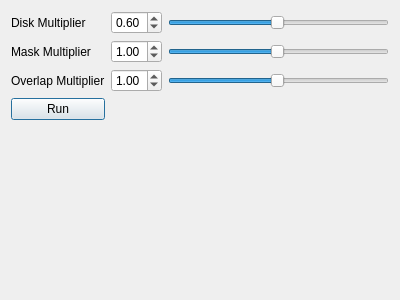
The window that arachnid/core/gui/pyui/AutoPickUI.ui (ezralanglois/arachnid) describes before a commit, drawn with Qt 5.
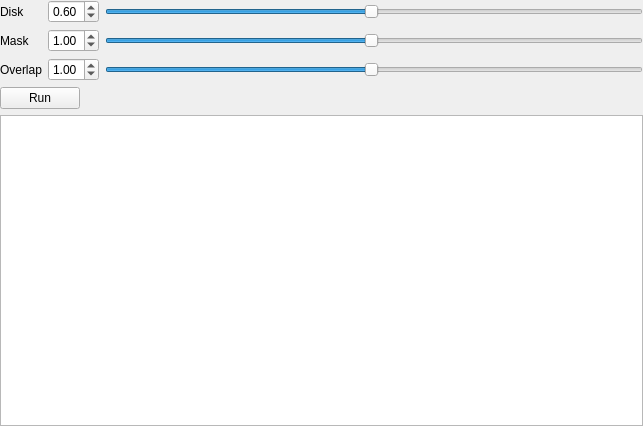
The same window after the commit. Icons and pictures are not drawn.

Commit message: Moved AutoPick controls from dialog to DockWidget Tab and added history table

The edit to the form file:
```diff
--- a/arachnid/core/gui/pyui/AutoPickUI.ui
+++ b/arachnid/core/gui/pyui/AutoPickUI.ui
@@ -1,43 +1,55 @@
 <?xml version="1.0" encoding="UTF-8"?>
 <ui version="4.0">
- <class>Dialog</class>
- <widget class="QDialog" name="Dialog">
+ <class>Form</class>
+ <widget class="QWidget" name="Form">
   <property name="geometry">
    <rect>
     <x>0</x>
     <y>0</y>
-    <width>400</width>
-    <height>300</height>
+    <width>643</width>
+    <height>426</height>
    </rect>
   </property>
   <property name="windowTitle">
    <string>AutoPick Controls</string>
   </property>
+  <layout class="QVBoxLayout" name="verticalLayout">
+   <property name="margin">
+    <number>0</number>
+   </property>
+   <item>
+    <widget class="QWidget" name="widget_4" native="true">
   <layout class="QGridLayout" name="gridLayout">
-   <item row="0" column="0">
-    <widget class="QLabel" name="label">
+      <property name="margin">
+       <number>0</number>
+      </property>
+      <item row="4" column="0">
+       <widget class="QLabel" name="label_7">
+        <property name="toolTip">
+         <string>Mask Multiplier (--mask-mult)</string>
+        </property>
      <property name="text">
-      <string>Disk Multiplier</string>
-     </property>
-    </widget>
-   </item>
-   <item row="0" column="1">
-    <widget class="QDoubleSpinBox" name="diskDoubleSpinBox">
-     <property name="minimum">
-      <double>0.010000000000000</double>
-     </property>
-     <property name="maximum">
-      <double>2.000000000000000</double>
-     </property>
-     <property name="singleStep">
-      <double>0.100000000000000</double>
-     </property>
-     <property name="value">
-      <double>0.600000000000000</double>
-     </property>
-    </widget>
-   </item>
-   <item row="0" column="2">
+         <string>Mask </string>
+        </property>
+        <property name="buddy">
+         <cstring>maskDoubleSpinBox</cstring>
+        </property>
+       </widget>
+      </item>
+      <item row="6" column="0">
+       <widget class="QLabel" name="label_9">
+        <property name="toolTip">
+         <string>Overlap Multiplier (--overlap-mult)</string>
+        </property>
+        <property name="text">
+         <string>Overlap</string>
+        </property>
+        <property name="buddy">
+         <cstring>overlapDoubleSpinBox</cstring>
+        </property>
+       </widget>
+      </item>
+      <item row="1" column="2">
     <widget class="QSlider" name="diskHorizontalSlider">
      <property name="minimum">
       <number>1</number>
@@ -56,11 +68,38 @@
    <item row="1" column="0">
     <widget class="QLabel" name="label_2">
      <property name="text">
-      <string>Mask Multiplier</string>
+         <string>Disk</string>
+        </property>
+        <property name="buddy">
+         <cstring>diskDoubleSpinBox</cstring>
      </property>
     </widget>
    </item>
    <item row="1" column="1">
+       <widget class="QDoubleSpinBox" name="diskDoubleSpinBox">
+        <property name="toolTip">
+         <string>Disk Multipler (--disk-mult)</string>
+        </property>
+        <property name="whatsThis">
+         <string>Disk Multipler (--disk-mult)
+
+This option controls the size of the smooth disk.</string>
+        </property>
+        <property name="minimum">
+         <double>0.010000000000000</double>
+        </property>
+        <property name="maximum">
+         <double>2.000000000000000</double>
+        </property>
+        <property name="singleStep">
+         <double>0.100000000000000</double>
+        </property>
+        <property name="value">
+         <double>0.600000000000000</double>
+        </property>
+       </widget>
+      </item>
+      <item row="4" column="1">
     <widget class="QDoubleSpinBox" name="maskDoubleSpinBox">
      <property name="minimum">
       <double>0.100000000000000</double>
@@ -76,30 +115,7 @@
      </property>
     </widget>
    </item>
-   <item row="1" column="2">
-    <widget class="QSlider" name="maskHorizontalSlider">
-     <property name="minimum">
-      <number>1</number>
-     </property>
-     <property name="maximum">
-      <number>100</number>
-     </property>
-     <property name="value">
-      <number>50</number>
-     </property>
-     <property name="orientation">
-      <enum>Qt::Horizontal</enum>
-     </property>
-    </widget>
-   </item>
-   <item row="2" column="0">
-    <widget class="QLabel" name="label_3">
-     <property name="text">
-      <string>Overlap Multiplier</string>
-     </property>
-    </widget>
-   </item>
-   <item row="2" column="1">
+      <item row="6" column="1">
     <widget class="QDoubleSpinBox" name="overlapDoubleSpinBox">
      <property name="minimum">
       <double>0.010000000000000</double>
@@ -115,7 +131,7 @@
      </property>
     </widget>
    </item>
-   <item row="2" column="2">
+      <item row="6" column="2">
     <widget class="QSlider" name="overlapHorizontalSlider">
      <property name="minimum">
       <number>1</number>
@@ -131,20 +147,40 @@
      </property>
     </widget>
    </item>
-   <item row="4" column="1">
-    <spacer name="verticalSpacer">
-     <property name="orientation">
-      <enum>Qt::Vertical</enum>
-     </property>
-     <property name="sizeHint" stdset="0">
-      <size>
-       <width>20</width>
-       <height>40</height>
-      </size>
-     </property>
-    </spacer>
-   </item>
-   <item row="3" column="0">
+      <item row="4" column="2">
+       <widget class="QSlider" name="maskHorizontalSlider">
+        <property name="toolTip">
+         <string>Mask Multiplier (--mask-mult)</string>
+        </property>
+        <property name="whatsThis">
+         <string>Mask Multiplier (--mask-mult)
+
+This option controls the size of the particle boundary mask.</string>
+        </property>
+        <property name="minimum">
+         <number>1</number>
+        </property>
+        <property name="maximum">
+         <number>100</number>
+        </property>
+        <property name="value">
+         <number>50</number>
+        </property>
+        <property name="orientation">
+         <enum>Qt::Horizontal</enum>
+        </property>
+       </widget>
+      </item>
+     </layout>
+    </widget>
+   </item>
+   <item>
+    <widget class="QWidget" name="widget_5" native="true">
+     <layout class="QHBoxLayout" name="horizontalLayout_3">
+      <property name="margin">
+       <number>0</number>
+      </property>
+      <item>
     <widget class="QPushButton" name="runPushButton">
      <property name="text">
       <string>Run</string>
@@ -152,6 +188,42 @@
      <property name="icon">
       <iconset resource="../../../../docs/images/icons/icons.qrc">
        <normaloff>:/mini/mini/control_play_blue.png</normaloff>:/mini/mini/control_play_blue.png</iconset>
+        </property>
+       </widget>
+      </item>
+      <item>
+       <spacer name="horizontalSpacer">
+        <property name="orientation">
+         <enum>Qt::Horizontal</enum>
+        </property>
+        <property name="sizeHint" stdset="0">
+         <size>
+          <width>40</width>
+          <height>20</height>
+         </size>
+        </property>
+       </spacer>
+      </item>
+     </layout>
+    </widget>
+   </item>
+   <item>
+    <widget class="QTableView" name="autopickHistoryTableView">
+     <property name="toolTip">
+      <string>History of each run</string>
+     </property>
+     <property name="whatsThis">
+      <string>&lt;!DOCTYPE HTML PUBLIC &quot;-//W3C//DTD HTML 4.0//EN&quot; &quot;http://www.w3.org/TR/REC-html40/strict.dtd&quot;&gt;
+&lt;html&gt;&lt;head&gt;&lt;meta name=&quot;qrichtext&quot; content=&quot;1&quot; /&gt;&lt;style type=&quot;text/css&quot;&gt;
+p, li { white-space: pre-wrap; }
+&lt;/style&gt;&lt;/head&gt;&lt;body style=&quot; font-family:'Lucida Grande'; font-size:13pt; font-weight:400; font-style:normal;&quot;&gt;
+&lt;p style=&quot; margin-top:0px; margin-bottom:0px; margin-left:0px; margin-right:0px; -qt-block-indent:0; text-indent:0px;&quot;&gt;&lt;span style=&quot; text-decoration: underline;&quot;&gt;AutoPick History&lt;/span&gt;&lt;/p&gt;
+&lt;p style=&quot;-qt-paragraph-type:empty; margin-top:0px; margin-bottom:0px; margin-left:0px; margin-right:0px; -qt-block-indent:0; text-indent:0px; text-decoration: underline;&quot;&gt;&lt;/p&gt;
+&lt;p style=&quot; margin-top:0px; margin-bottom:0px; margin-left:0px; margin-right:0px; -qt-block-indent:0; text-indent:0px;&quot;&gt;This table contains the history of each AutoPicker run. It maintains the parameters used and number of micrographs tested along with the number of particles found.&lt;/p&gt;
+&lt;p style=&quot;-qt-paragraph-type:empty; margin-top:0px; margin-bottom:0px; margin-left:0px; margin-right:0px; -qt-block-indent:0; text-indent:0px;&quot;&gt;&lt;/p&gt;
+&lt;p style=&quot; margin-top:0px; margin-bottom:0px; margin-left:0px; margin-right:0px; -qt-block-indent:0; text-indent:0px;&quot;&gt;Double clicking on the history item will:&lt;/p&gt;
+&lt;p style=&quot; margin-top:0px; margin-bottom:0px; margin-left:0px; margin-right:0px; -qt-block-indent:0; text-indent:0px;&quot;&gt;1. Display exisiting coordinates for the visible, selected micrographs&lt;/p&gt;
+&lt;p style=&quot; margin-top:0px; margin-bottom:0px; margin-left:0px; margin-right:0px; -qt-block-indent:0; text-indent:0px;&quot;&gt;2. Run AutoPicker on any new visible, selected micrographs&lt;/p&gt;&lt;/body&gt;&lt;/html&gt;</string>
      </property>
     </widget>
    </item>
```
Left out of the diff: 55 changed lines with no effect on the pictures. Lines whose indentation alone changed are shown as unchanged. The commit also changes 7 other files.
